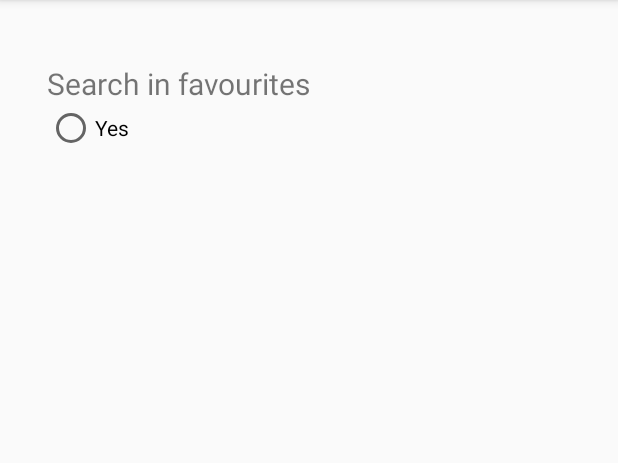
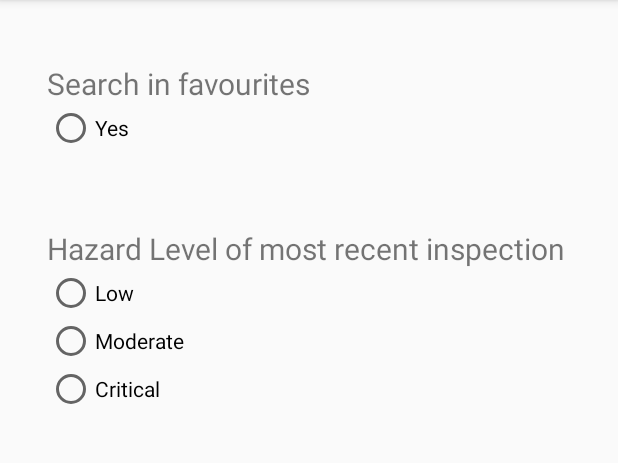
Before and after one commit to SahilModak/Restaurant_Finder-Inspection_Detailer, an Android app: the OptionsScreen screen opened directly, with no data from a screen before it, on a phone screen of 412 x 824 dp, the part 84-547 px from its top. Run offline under Robolectric (Android 15) with nearby library versions, the phone set to English and light mode, and no system bars.

Commit message:
radioButton for most recent hazard level added

```diff
--- a/app/src/main/res/layout/activity_options_screen.xml
+++ b/app/src/main/res/layout/activity_options_screen.xml
@@ -19,7 +19,7 @@
         app:layout_constraintVertical_bias="0.094"></RadioButton>
 
     <TextView
-        android:id="@+id/textView"
+        android:id="@+id/favouriteLabel"
         android:layout_width="wrap_content"
         android:layout_height="wrap_content"
         android:text="Search in favourites"
@@ -28,4 +28,43 @@
         app:layout_constraintStart_toStartOf="@+id/favouriteCheck" />
 
 
+    <RadioGroup
+        android:id="@+id/favouriteRadioButton"
+        android:layout_width="wrap_content"
+        android:layout_height="wrap_content"
+        app:layout_constraintBottom_toBottomOf="parent"
+        app:layout_constraintEnd_toEndOf="parent"
+        app:layout_constraintHorizontal_bias="0.097"
+        app:layout_constraintStart_toStartOf="parent"
+        app:layout_constraintTop_toTopOf="parent"
+        app:layout_constraintVertical_bias="0.267">
+
+        <RadioButton
+            android:id="@+id/hazard_low"
+            android:layout_width="wrap_content"
+            android:layout_height="wrap_content"
+            android:text="Low"></RadioButton>
+
+        <RadioButton
+            android:id="@+id/hazard_moderate"
+            android:layout_width="wrap_content"
+            android:layout_height="wrap_content"
+            android:text="Moderate"></RadioButton>
+
+        <RadioButton
+            android:id="@+id/hazard_critical"
+            android:layout_width="wrap_content"
+            android:layout_height="wrap_content"
+            android:text="Critical"></RadioButton>
+    </RadioGroup>
+
+    <TextView
+        android:id="@+id/hazardLevel"
+        android:layout_width="wrap_content"
+        android:layout_height="wrap_content"
+        android:text="Hazard Level of most recent inspection"
+        android:textSize="20sp"
+        app:layout_constraintBottom_toTopOf="@+id/favouriteRadioButton"
+        app:layout_constraintStart_toStartOf="@+id/favouriteRadioButton" />
+
 </androidx.constraintlayout.widget.ConstraintLayout>
```
